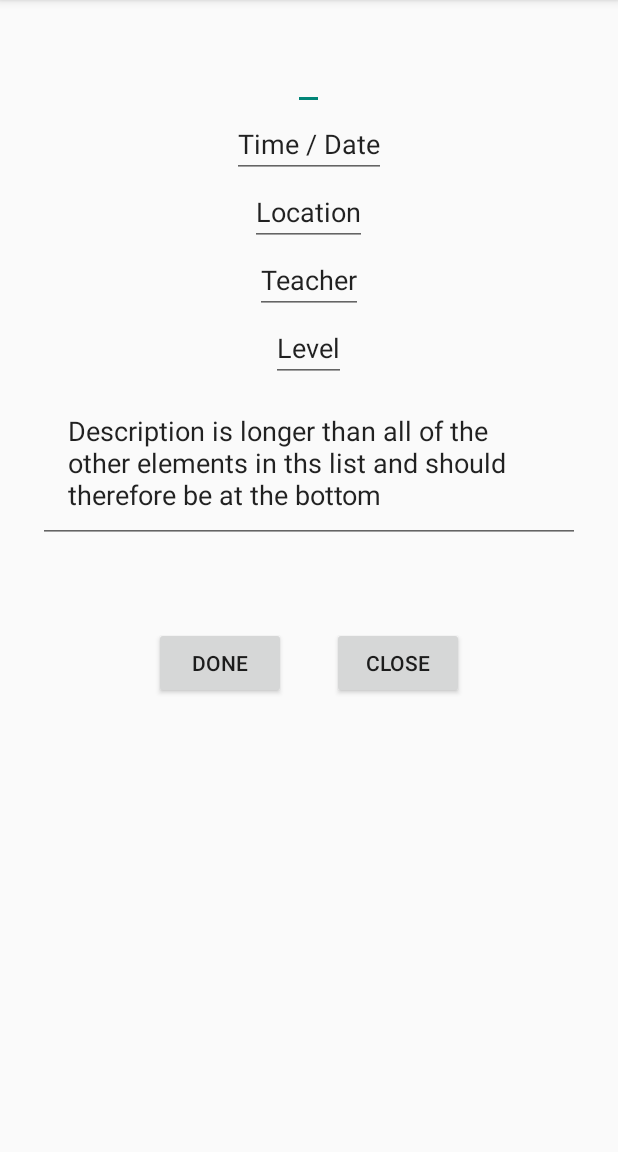
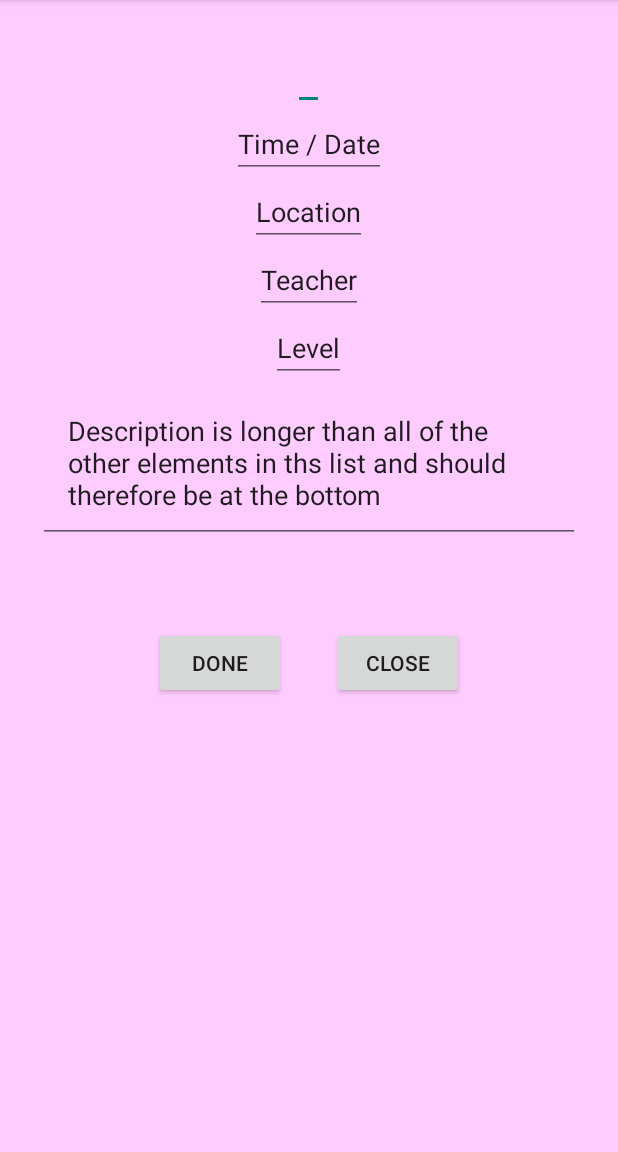
Before and after one commit to Didoniac/Dance-App15, an Android app: the fragment CreateEditCourse shown on its own in the app's theme, on a phone screen of 412 x 824 dp, the part 84-1236 px from its top. Run offline under Robolectric (Android 15) with nearby library versions, the phone set to English and light mode, and no system bars; 3 statements that could not run were skipped.

Commit message:
Lade till en bakgrundsfärg i fragmentet

```diff
--- a/app/src/main/res/layout/fragment_create_edit_course.xml
+++ b/app/src/main/res/layout/fragment_create_edit_course.xml
@@ -1,7 +1,8 @@
 <RelativeLayout xmlns:android="http://schemas.android.com/apk/res/android"
     xmlns:tools="http://schemas.android.com/tools" android:layout_width="match_parent"
     android:layout_height="match_parent"
-    tools:context="com.example.umyhpuscdi.danceapp15.CreateEditCourse">
+    tools:context="com.example.umyhpuscdi.danceapp15.CreateEditCourse"
+    android:background="@color/lite_rose">
 
     <!-- TODO: Update blank fragment layout -->
 
```
